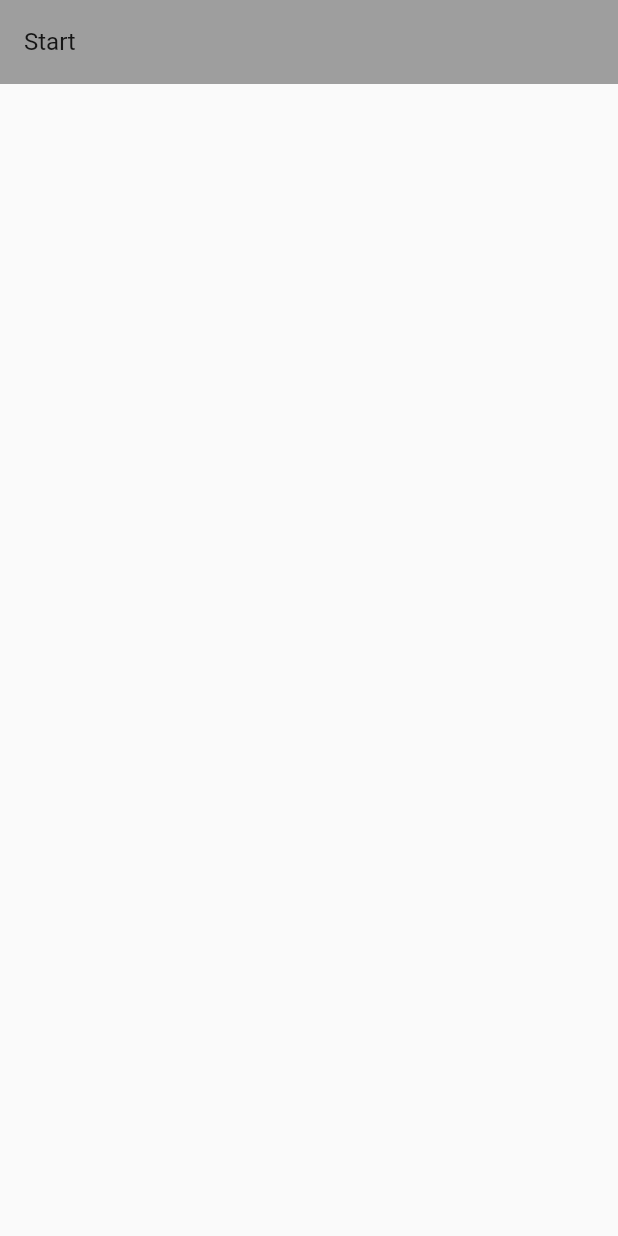
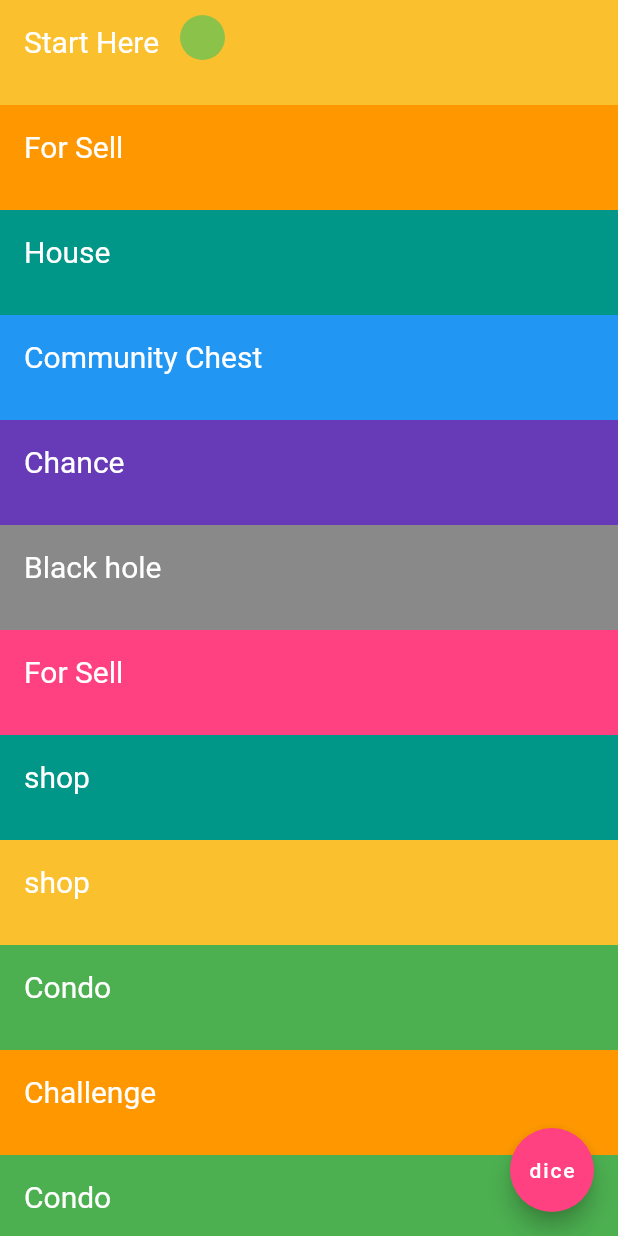
Before and after one commit to aifrosals/monopoly, a Flutter app: the BoardPage screen opened directly, on a phone screen of 412 x 824 dp. Run offline on Flutter 3.47's test engine with Material 2 defaults, Android fonts, the phone set to English and light mode, and no system bars.

Commit message:
moving user with rolling dice

```diff
--- a/lib/models/slot.dart
+++ b/lib/models/slot.dart
@@ -1,8 +1,12 @@
+import 'package:flutter/material.dart';
+
 class Slot {
 
   String name;
   String type;
   int? price;
+  Color color;
 
-  Slot({required this.name, required this.type, this.price});
+
+  Slot({required this.name, required this.type, this.price, required this.color,});
 }
--- a/lib/pages/board_page.dart
+++ b/lib/pages/board_page.dart
@@ -1,5 +1,8 @@
-
 import 'package:flutter/material.dart';
+import 'package:monopoly/providers/board_provider.dart';
+import 'package:monopoly/providers/dice_provider.dart';
+import 'package:monopoly/providers/user_provider.dart';
+import 'package:provider/provider.dart';
 
 class BoardPage extends StatelessWidget {
   const BoardPage({Key? key}) : super(key: key);
@@ -7,14 +10,59 @@ class BoardPage extends StatelessWidget {
   @override
   Widget build(BuildContext context) {
     return Scaffold(
-      body: ListView(
-        children: const [
-          ListTile(
-            tileColor: Colors.grey,
-            title: Text('Start'),
-          )
-        ],
-      )
+      body: Consumer2<BoardProvider, UserProvider>(
+          builder: (context, boardProvider, userProvider, child) {
+        return ListView.builder(
+            controller: userProvider.scrollController,
+            itemCount: boardProvider.slots.length,
+            itemBuilder: (BuildContext context, int index) {
+              return Stack(
+                children: [
+                  SizedBox(
+                    height: 70,
+                    child: ListTile(
+                      tileColor: boardProvider.slots[index].color,
+                      title: Text(boardProvider.slots[index].name,
+                          style: const TextStyle(
+                              color: Colors.white, fontSize: 20)),
+                    ),
+                  ),
+                  index == userProvider.user.currentSlot
+                      ? Positioned(
+                          left: 120,
+                          top: 10,
+                          child: Container(
+                            height: 30,
+                            width: 30,
+                            decoration: const BoxDecoration(
+                                shape: BoxShape.circle,
+                                color: Colors.lightGreen),
+                          ),
+                        )
+                      : const SizedBox()
+                ],
+              );
+            });
+      }),
+      floatingActionButton: FloatingActionButton(
+        onPressed: () {
+          Provider.of<UserProvider>(context, listen: false).setCurrentSlot(
+              Provider.of<DiceProvider>(context, listen: false).rollDice());
+        },
+        child: Consumer<DiceProvider>(builder: (context, diceProvider, child) {
+          return Column(
+            mainAxisAlignment: MainAxisAlignment.center,
+            children: [
+              const Text('dice', style: TextStyle(color: Colors.white)),
+              diceProvider.face != 0
+                  ? Text('${diceProvider.face}',
+                      style: const TextStyle(color: Colors.white))
+                  : const SizedBox()
+            ],
+          );
+        }),
+        backgroundColor: Colors.pinkAccent,
+      ),
     );
   }
 }
--- a/lib/pages/login_page.dart
+++ b/lib/pages/login_page.dart
@@ -1,4 +1,6 @@
 import 'package:flutter/material.dart';
+
+import 'board_page.dart';
 
 class LoginPage extends StatelessWidget {
   const LoginPage({Key? key}) : super(key: key);
@@ -11,7 +13,9 @@ class LoginPage extends StatelessWidget {
         title: const Text('Monopoly'),
         actions: const [Icon(Icons.notifications)],
       ),
-      body: Center(child: TextButton(onPressed: () {}, child: const Text('Login'))),
+      body: Center(child: TextButton(onPressed: () {
+        Navigator.push(context, MaterialPageRoute(builder: (context) => const BoardPage()));
+      }, child: const Text('Login'))),
     );
   }
 }
--- a/lib/providers/board_provider.dart
+++ b/lib/providers/board_provider.dart
@@ -1,17 +1,29 @@
 import 'package:flutter/cupertino.dart';
+import 'package:flutter/material.dart';
 import 'package:monopoly/models/slot.dart';
 
 class BoardProvider extends ChangeNotifier {
-    List<Slot> slot = [
-      Slot(type: 'start', name: 'Start Here'),
-      Slot(type: 'land', name: 'For Sell', price:  2 + 10),
-      Slot(type: 'house', name: 'House'),
-      Slot(type: 'chest', name: 'Community Chest'),
-      Slot(type: 'chance', name: 'Chance'),
-      Slot(type: 'black_hole', name: 'Black hole'),
-      Slot(type: 'land', name: 'For Sell'),
-      Slot(type: 'shop', name: 'shop'),
-      Slot(type: 'shop', name: 'shop'),
-      Slot(type: 'condo', name: 'Condo'),
+    final List<Slot> _slots = [
+      Slot(type: 'start', name: 'Start Here', color: Colors.yellow[700]!),
+      Slot(type: 'land', name: 'For Sell', color: Colors.orange, price:  2 + 10),
+      Slot(type: 'house', name: 'House', color: Colors.teal),
+      Slot(type: 'chest', name: 'Community Chest', color: Colors.blue),
+      Slot(type: 'chance', name: 'Chance', color: Colors.deepPurple),
+      Slot(type: 'black_hole', name: 'Black hole', color: Colors.black45),
+      Slot(type: 'land', name: 'For Sell', color: Colors.pinkAccent),
+      Slot(type: 'shop', name: 'shop', color: Colors.teal),
+      Slot(type: 'shop', name: 'shop', color: Colors.yellow[700]!),
+      Slot(type: 'condo', name: 'Condo', color: Colors.green),
+      Slot(type: 'challenge', name: 'Challenge', color: Colors.orange),
+      Slot(type: 'condo', name: 'Condo', color: Colors.green),
+      Slot(type: 'city', name: 'City', color: Colors.pinkAccent),
+      Slot(type: 'treasure_hunt', name: 'Treasure hunt', color: Colors.black54),
+      Slot(type: 'wormhole', name: 'Worm Hole', color: Colors.indigo),
+      Slot(type: 'reward', name: 'Worm Hole', color: Colors.blue[700]!),
+      Slot(type: 'finish', name: 'The End', color: Colors.tealAccent),
     ];
+
+
+
+    List<Slot> get slots => _slots;
 }
--- /dev/null
+++ b/lib/providers/dice_provider.dart
@@ -0,0 +1,18 @@
+import 'dart:math';
+
+import 'package:flutter/cupertino.dart';
+
+class DiceProvider extends ChangeNotifier {
+  int _dice = 0;
+  int _face = 0;
+
+  rollDice() {
+    Random random =  Random();
+    _face = random.nextInt(6) + 1;
+    debugPrint('face of the dice: $_face');
+    notifyListeners();
+    return _face;
+  }
+
+  int get face => _face;
+}
--- /dev/null
+++ b/lib/providers/user_provider.dart
@@ -0,0 +1,23 @@
+import 'package:flutter/cupertino.dart';
+import 'package:monopoly/models/user.dart';
+
+class UserProvider extends ChangeNotifier {
+
+  final _scrollController = ScrollController();
+
+  final User _user = User(presence: true, loops: 0, dice: 5, credits: 0, id: '123', currentSlot: 0);
+
+  setCurrentSlot(int diceFace) {
+    if(_user.currentSlot != null) {
+      _user.currentSlot = _user.currentSlot! + diceFace;
+      _scrollController.animateTo(60.0 * _user.currentSlot!,   duration: const Duration(milliseconds: 1500),
+          curve: Curves.easeOut);
+    }
+
+
+    notifyListeners();
+  }
+
+  User get user => _user;
+  ScrollController get scrollController => _scrollController;
+}
```
Also changed, not shown: lib/main.dart (+18 -2 lines), lib/models/user.dart (+12 -0 lines).
